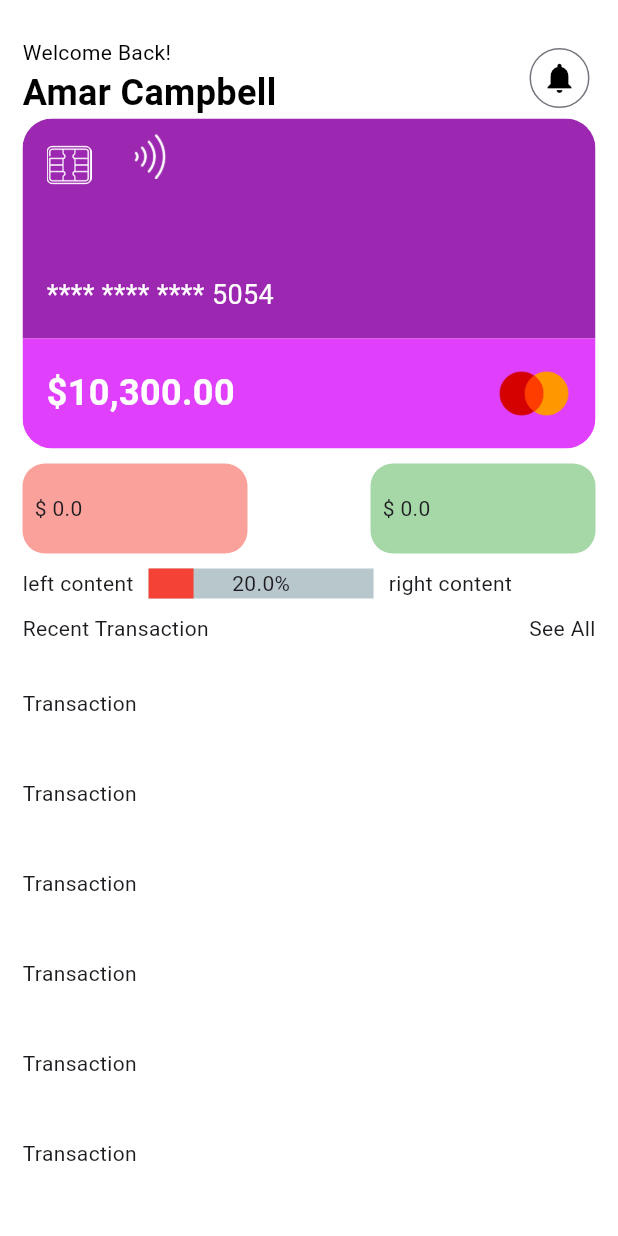
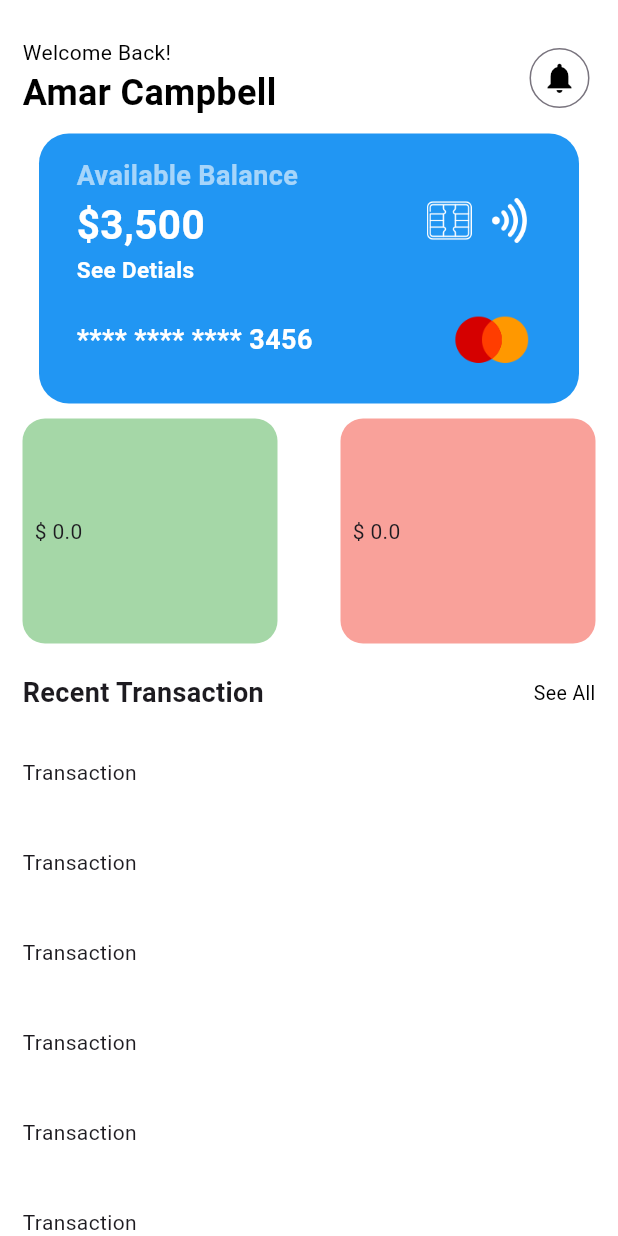
Before and after one commit to Amarusinggithub/flutter-budgeting-app, a Flutter app: the HomeScreen screen opened directly, on a phone screen of 412 x 824 dp. Run offline on Flutter 3.47's test engine with Material 3 defaults, Android fonts, the light colour scheme and no system bars; drawn by our look-alikes of percent_indicator; our stand-ins replace cloud_firestore, firebase_auth, firebase_core, persistent_bottom_nav_bar; accounts and stored records are empty; network calls fail.

Commit message:
modify card on home page

```diff
--- a/lib/models/budget_model.dart
+++ b/lib/models/budget_model.dart
@@ -2,22 +2,22 @@ import 'category_model.dart';
 
 class BudgetModel {
   double income;
-  double totalAmount;
-  double spentAmount;
+  double availableBalance;
+  double expense;
   List<CategoryModel> categories;
 
   BudgetModel({
     required this.income,
-    required this.totalAmount,
-    required this.spentAmount,
+    required this.availableBalance,
+    required this.expense,
     required this.categories,
   });
 
   Map<String, dynamic> toJson() {
     return {
       'income': income,
-      'totalAmount': totalAmount,
-      'spentAmount': spentAmount,
+      'totalAmount': availableBalance,
+      'spentAmount': expense,
       'categories': categories.map((category) => category.toJson()).toList(),
     };
   }
@@ -25,8 +25,8 @@ class BudgetModel {
   factory BudgetModel.fromJson(Map<String, dynamic> json) {
     return BudgetModel(
       income: json['income'],
-      totalAmount: json['totalAmount'],
-      spentAmount: json['spentAmount'],
+      availableBalance: json['totalAmount'],
+      expense: json['spentAmount'],
       categories: List<CategoryModel>.from(json['categories']
           .map((category) => CategoryModel.fromJson(category))),
     );
--- a/lib/pages/budget/provider/budget_provider.dart
+++ b/lib/pages/budget/provider/budget_provider.dart
@@ -28,7 +28,7 @@ class BudgetProvider extends ChangeNotifier {
       budget = budgetService.budget;
     } else {
       budget = BudgetModel(
-          totalAmount: 0, spentAmount: 0, categories: categories, income: 0);
+          availableBalance: 0, expense: 0, categories: categories, income: 0);
     }
     notifyListeners();
   }
--- a/lib/pages/home/components/credit_card.dart
+++ b/lib/pages/home/components/credit_card.dart
@@ -1,82 +1,97 @@
+import 'package:budgetingapp/pages/budget/provider/budget_provider.dart';
 import 'package:flutter/material.dart';
 
 class CreditCard extends StatelessWidget {
-  const CreditCard({super.key});
+  final BudgetProvider budgetProvider;
+
+  const CreditCard({super.key, required this.budgetProvider});
 
   @override
   Widget build(BuildContext context) {
     return Container(
-        decoration: BoxDecoration(borderRadius: BorderRadius.circular(20)),
-        height: 220,
-        child: ClipRRect(
-          borderRadius: BorderRadius.circular(20),
+        decoration: BoxDecoration(
+            color: Colors.blue, borderRadius: BorderRadius.circular(20)),
+        height: 180,
+        width: 360,
+        child: Padding(
+          padding: const EdgeInsets.symmetric(vertical: 15, horizontal: 25),
           child: Column(
+            mainAxisAlignment: MainAxisAlignment.start,
             children: [
-              Expanded(
-                flex: 2,
-                child: Container(
-                  color: Colors.purple,
-                  child: Stack(
+              Row(
                 children: [
-                      Positioned(
-                        top: 16,
-                        left: 16,
-                        child: Image.asset(
-                          "assets/images/credit-card.png",
-                          height: 30,
-                          color: Colors.white,
+                  Column(
+                    crossAxisAlignment: CrossAxisAlignment.start,
+                    mainAxisAlignment: MainAxisAlignment.start,
+                    children: [
+                      Text(
+                        "Available Balance",
+                        style: TextStyle(
+                            fontWeight: FontWeight.bold,
+                            fontSize: 18,
+                            color: Colors.white.withOpacity(0.6)),
                       ),
-                      ),
-                      Positioned(
-                        top: 10,
-                        left: 70,
-                        child: Image.asset(
-                          "assets/images/wifi.png",
-                          height: 30,
-                          color: Colors.white,
-                        ),
-                      ),
-                      const Positioned(
-                        bottom: 16,
-                        left: 16,
-                        child: Text(
-                          "**** **** **** 5054",
+                      Text(
+                        "\$3,500",
                         style: TextStyle(
                             color: Colors.white,
-                            fontSize: 18,
+                            fontSize: 27,
+                            fontWeight: FontWeight.bold),
                       ),
+                      GestureDetector(
+                        onTap: () {},
+                        child: const Text(
+                          "See Detials",
+                          style: TextStyle(
+                              color: Colors.white,
+                              fontSize: 15,
+                              fontWeight: FontWeight.bold),
                         ),
                       ),
                     ],
                   ),
+                  const SizedBox(
+                    width: 86,
                   ),
+                  Image.asset(
+                    fit: BoxFit.contain,
+                    "assets/images/credit-card.png",
+                    height: 30,
+                    width: 30,
                   ),
-              Expanded(
-                  flex: 1,
-                  child: Container(
-                    color: Colors.purpleAccent,
-                    child: Padding(
-                      padding: const EdgeInsets.symmetric(horizontal: 16.0),
-                      child: Row(
-                        mainAxisAlignment: MainAxisAlignment.spaceBetween,
+                  const SizedBox(
+                    width: 10,
+                  ),
+                  Image.asset(
+                    fit: BoxFit.contain,
+                    "assets/images/wifi.png",
+                    height: 30,
+                    width: 30,
+                  )
+                ],
+              ),
+              const SizedBox(
+                height: 10,
+              ),
+              Row(
                 children: [
                   const Text(
-                            "\$10,300.00",
+                    "**** **** **** 3456",
                     style: TextStyle(
-                              fontSize: 24,
-                              fontWeight: FontWeight.bold,
                         color: Colors.white,
+                        fontSize: 18,
+                        fontWeight: FontWeight.bold),
                   ),
+                  const SizedBox(
+                    width: 93,
                   ),
                   Image.asset(
                     "assets/images/mastercard-logo.png",
-                            height: 50,
-                            width: 50,
+                    width: 53,
+                    height: 53,
                   )
                 ],
-                      ),
-                    ),
-                  ))
+              )
             ],
           ),
         ));
--- a/lib/pages/home/components/expense_container.dart
+++ b/lib/pages/home/components/expense_container.dart
@@ -8,8 +8,8 @@ class ExpenseContainer extends StatelessWidget {
   @override
   Widget build(BuildContext context) {
     return Container(
-      height: 60,
-      width: 150,
+      height: 150,
+      width: 170,
       padding:
           const EdgeInsetsDirectional.symmetric(horizontal: 8, vertical: 8),
       decoration: BoxDecoration(
--- a/lib/pages/home/components/income_container.dart
+++ b/lib/pages/home/components/income_container.dart
@@ -8,8 +8,8 @@ class IncomeContainer extends StatelessWidget {
   @override
   Widget build(BuildContext context) {
     return Container(
-      height: 60,
-      width: 150,
+      height: 150,
+      width: 170,
       padding:
           const EdgeInsetsDirectional.symmetric(horizontal: 8, vertical: 8),
       decoration: BoxDecoration(
--- a/lib/pages/home/components/transaction_container.dart
+++ b/lib/pages/home/components/transaction_container.dart
@@ -2,9 +2,11 @@ import 'package:budgetingapp/pages/transaction/provider/transaction_provider.dar
 import 'package:flutter/material.dart';
 
 class TransactionContainer extends StatelessWidget {
+  final int index;
   final TransactionProvider transactionProvider;
 
-  const TransactionContainer({super.key, required this.transactionProvider});
+  const TransactionContainer(
+      {super.key, required this.transactionProvider, required this.index});
 
   @override
   Widget build(BuildContext context) {
--- a/lib/pages/home/home_screen.dart
+++ b/lib/pages/home/home_screen.dart
@@ -2,7 +2,6 @@ import 'package:budgetingapp/pages/budget/provider/budget_provider.dart';
 import 'package:budgetingapp/pages/home/components/credit_card.dart';
 import 'package:budgetingapp/pages/transaction/provider/transaction_provider.dart';
 import 'package:flutter/material.dart';
-import 'package:percent_indicator/linear_percent_indicator.dart';
 import 'package:provider/provider.dart';
 
 import 'components/expense_container.dart';
@@ -59,42 +58,48 @@ class _HomeScreenState extends State<HomeScreen> {
                         )),
                   ],
                 ),
-                const CreditCard(),
+                const SizedBox(
+                  height: 10,
+                ),
+                CreditCard(budgetProvider: budgetProvider),
                 const SizedBox(
                   height: 10,
                 ),
                 Row(
                   mainAxisAlignment: MainAxisAlignment.spaceBetween,
                   children: [
+                    IncomeContainer(income: budget!.income),
                     ExpenseContainer(
-                      expense: budget!.spentAmount,
+                      expense: budget.expense,
                     ),
-                    IncomeContainer(income: budget.income)
                   ],
                 ),
                 const SizedBox(
+                  width: 354.0,
                   height: 10,
                 ),
-                LinearPercentIndicator(
-                  width: 170.0,
-                  animation: true,
-                  animationDuration: 1000,
-                  lineHeight: 20.0,
-                  leading: const Text("left content"),
-                  trailing: const Text("right content"),
-                  percent: 0.2,
-                  center: const Text("20.0%"),
-                  progressColor: Colors.red,
-                  animateFromLastPercent: true,
-                ),
-                SizedBox(
+                const SizedBox(
                   height: 10,
                 ),
                 Row(
                   mainAxisAlignment: MainAxisAlignment.spaceBetween,
                   children: [
-                    const Text("Recent Transaction"),
-                    GestureDetector(onTap: () {}, child: const Text("See All"))
+                    const Text(
+                      "Recent Transaction",
+                      style: TextStyle(
+                        fontWeight: FontWeight.bold,
+                        fontSize: 18,
+                      ),
+                    ),
+                    GestureDetector(
+                        onTap: () {},
+                        child: const Text(
+                          "See All",
+                          style: TextStyle(
+                              fontWeight: FontWeight.normal,
+                              fontSize: 13,
+                              color: Colors.black),
+                        ))
                   ],
                 ),
                 const SizedBox(
@@ -103,8 +108,8 @@ class _HomeScreenState extends State<HomeScreen> {
                 Column(
                   children: List.generate(10, (index) {
                     return TransactionContainer(
-                        transactionProvider:
-                            transactionProvider); // Adding each transaction item
+                        transactionProvider: transactionProvider,
+                        index: index); // Adding each transaction item
                   }),
                 ),
               ],
--- a/lib/pages/main/main_screen.dart
+++ b/lib/pages/main/main_screen.dart
@@ -120,8 +120,8 @@ class _MainScreenState extends State<MainScreen> {
         ),
         icon: const Icon(CupertinoIcons.house_fill),
         title: ("Home"),
-        activeColorPrimary: const Color(0xFF660FFF),
-        inactiveColorPrimary: Colors.purple.withOpacity(0.3),
+        activeColorPrimary: Colors.blue,
+        inactiveColorPrimary: Colors.blue.withOpacity(0.7),
       ),
       PersistentBottomNavBarItem(
         onPressed: MainScreen.popUntil(
@@ -129,8 +129,8 @@ class _MainScreenState extends State<MainScreen> {
         ),
         icon: const Icon(CupertinoIcons.creditcard_fill),
         title: ("Transactions"),
-        activeColorPrimary: const Color(0xFF660FFF),
-        inactiveColorPrimary: Colors.purple.withOpacity(0.3),
+        activeColorPrimary: Colors.blue,
+        inactiveColorPrimary: Colors.blue.withOpacity(0.7),
       ),
       PersistentBottomNavBarItem(
         onPressed: MainScreen.popUntil(
@@ -138,14 +138,14 @@ class _MainScreenState extends State<MainScreen> {
         ),
         icon: const Icon(CupertinoIcons.money_dollar_circle_fill),
         title: ("Budget"),
-        activeColorPrimary: const Color(0xFF660FFF),
-        inactiveColorPrimary: Colors.purple.withOpacity(0.3),
+        activeColorPrimary: Colors.blue,
+        inactiveColorPrimary: Colors.blue.withOpacity(0.7),
       ),
       PersistentBottomNavBarItem(
         icon: const Icon(CupertinoIcons.person_fill),
         title: ("Profile"),
-        activeColorPrimary: const Color(0xFF660FFF),
-        inactiveColorPrimary: Colors.purple.withOpacity(0.3),
+        activeColorPrimary: Colors.blue,
+        inactiveColorPrimary: Colors.blue.withOpacity(0.7),
       ),
     ];
   }
```
Also changed, not shown: assets/images/credit-card.png, assets/images/wifi.png. Lines whose indentation alone changed are shown as unchanged.
